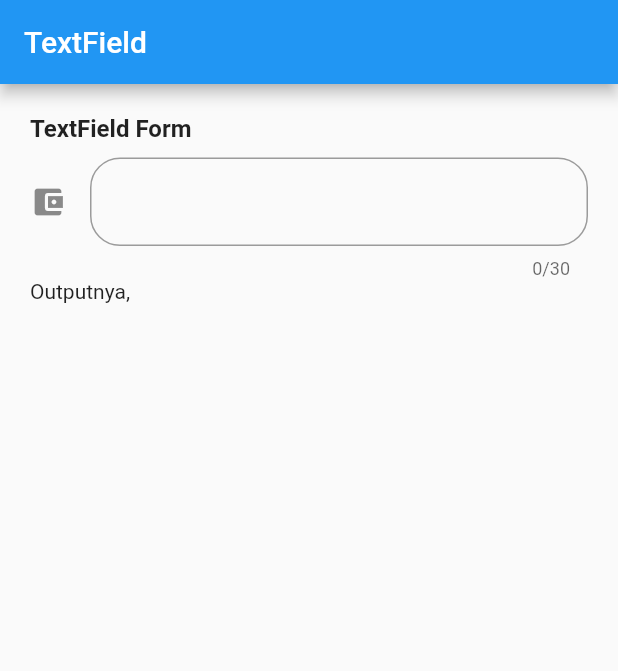
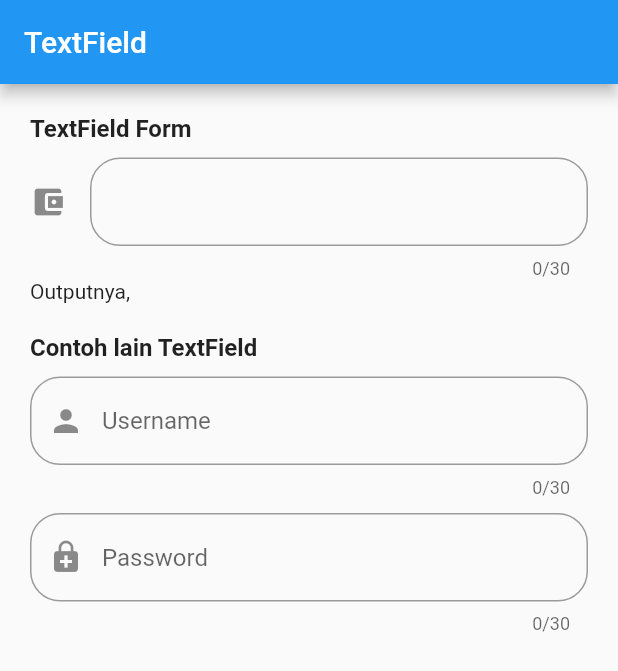
Before and after one commit to RaihanDwiPratama/Flutter_Fundamental, a Flutter app: the screen it shows after launch, on a phone screen of 412 x 824 dp. Shown: the top 671 px of the screen. Run offline on Flutter 3.47's test engine with Material 2 defaults, Android fonts, the light colour scheme and no system bars.

Commit message:
Username and password TextField

```diff
--- a/textfield/lib/main.dart
+++ b/textfield/lib/main.dart
@@ -52,6 +52,38 @@ class _MyAppState extends State<MyApp> {
                 "Outputnya, " + controller.text,
                 style: TextStyle(fontWeight: FontWeight.w400, fontSize: 14),
               ),
+              Container(
+                margin: EdgeInsets.only(top: 20, bottom: 10),
+                child: Text(
+                  "Contoh lain TextField",
+                  style: TextStyle(fontWeight: FontWeight.w700, fontSize: 16),
+                ),
+              ),
+              TextField(
+                // add some styles
+                decoration: InputDecoration(
+                  prefixIcon: Icon(Icons.person),
+                  border: OutlineInputBorder(
+                    borderRadius: BorderRadius.circular(20),
+                  ),
+                  hintText: "Username"
+                ),
+                maxLength: 30,
+              ),
+              Container(
+                margin: EdgeInsets.only(top: 10),
+                child: TextField(
+                  // add some styles
+                  decoration: InputDecoration(
+                    prefixIcon: Icon(Icons.enhanced_encryption),
+                    border: OutlineInputBorder(
+                      borderRadius: BorderRadius.circular(20),
+                    ),
+                    hintText: "Password"
+                  ),
+                  maxLength: 30,
+                ),
+              ),
             ],
           ),
         ),
```
